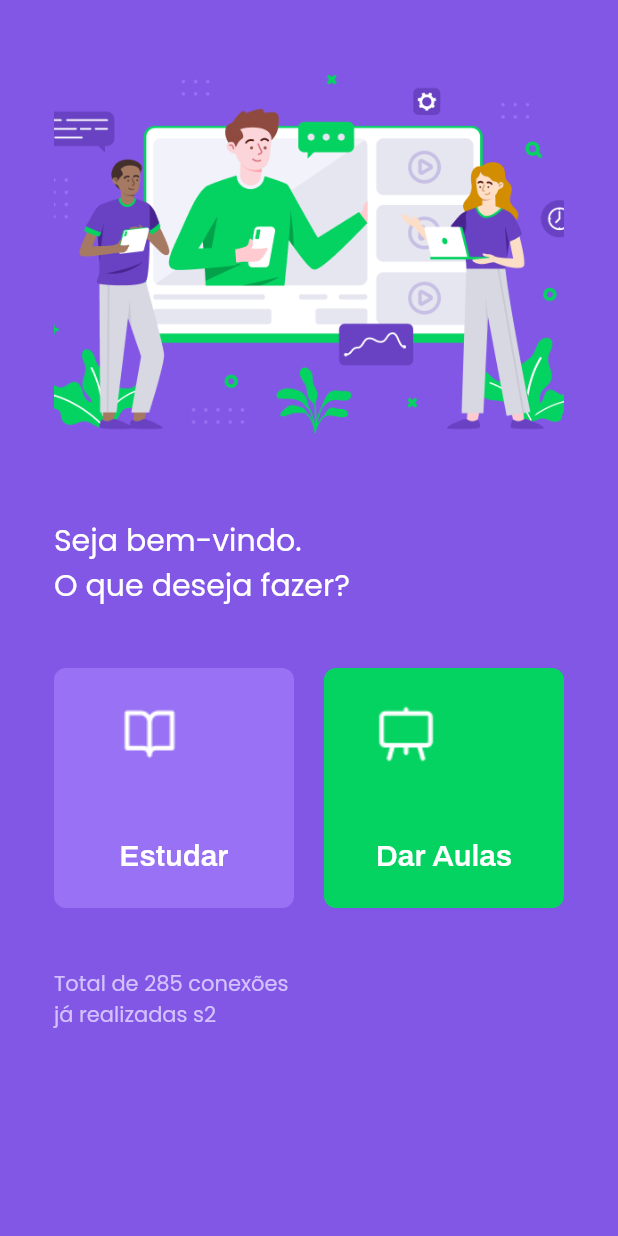
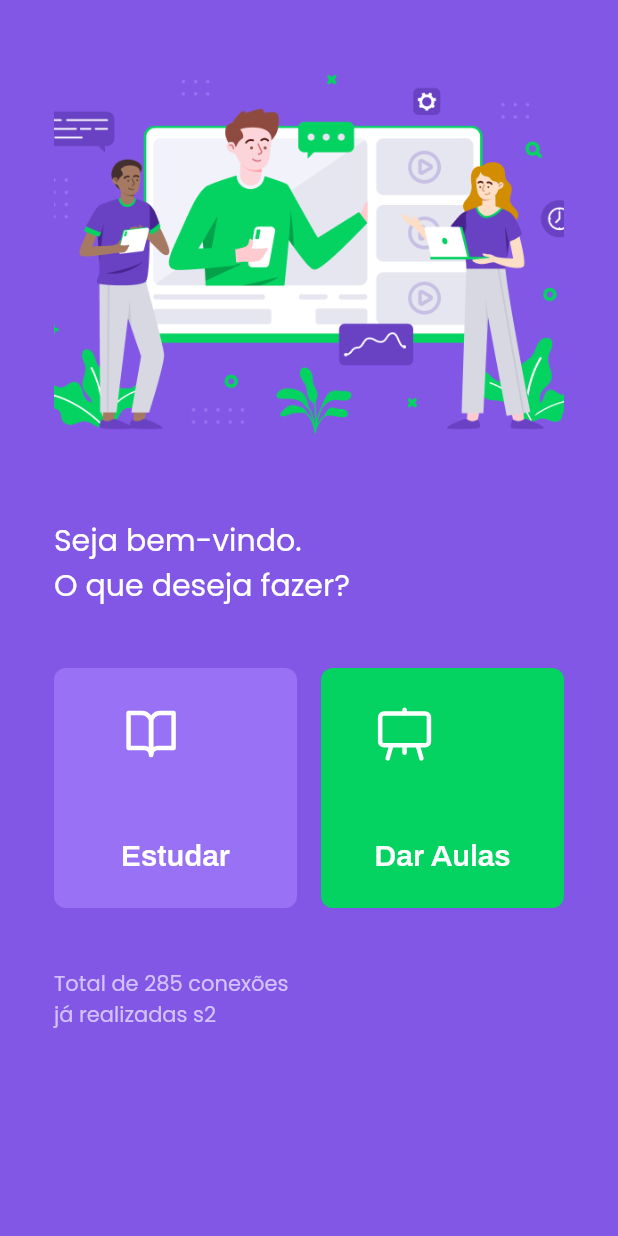
Before and after one commit to coelho-bit/proffy-mobile, a Flutter app: the LandingPage screen opened directly, on a phone screen of 412 x 824 dp. Run offline on Flutter 3.47's test engine with Material 2 defaults, Android fonts, the phone set to English and light mode, and no system bars; our stand-ins replace flutter_svg.

Commit message:
fixed responsivity and images/icons

```diff
--- a/lib/components/landing_button.dart
+++ b/lib/components/landing_button.dart
@@ -1,4 +1,5 @@
 import 'package:flutter/material.dart';
+import 'package:flutter_svg/flutter_svg.dart';
 import 'package:mobile/fonts/fontStyles.dart';
 
 class LandingButton extends StatelessWidget {
@@ -13,7 +14,6 @@ class LandingButton extends StatelessWidget {
   @override
   Widget build(BuildContext context) {
     return Container(
-      width: 160.0,
       child: FlatButton(
         onPressed: buttonFunction,
         shape: RoundedRectangleBorder(
@@ -24,7 +24,7 @@ class LandingButton extends StatelessWidget {
         child: Column(
           crossAxisAlignment: CrossAxisAlignment.start,
           children: [
-            Image.asset(icon),
+            SvgPicture.asset(icon),
             SizedBox(height: 50.0,),
             Text(title, style: CustomFontStyles.landingButtonText,)
           ],
--- a/lib/pages/landing_page.dart
+++ b/lib/pages/landing_page.dart
@@ -53,21 +53,28 @@ class LandingPage extends StatelessWidget {
                       Row(
                         mainAxisAlignment: MainAxisAlignment.spaceBetween,
                         children: [
-                          LandingButton(
-                            icon: 'assets/study-icon.png',
+                          Expanded(
+                            flex: 1,
+                            child: LandingButton(
+                              icon: 'assets/study-icon.svg',
                               color: AppColors.lighterPurple,
                               title: "Estudar",
                                 buttonFunction: () {
                                   buttonFunction(context, TeacherList());
                                 }
                             ),
-                          LandingButton(
-                            icon: 'assets/give-classes-icon.png',
+                          ),
+                          SizedBox(width: 16.0,),
+                          Expanded(
+                            flex: 1,
+                            child: LandingButton(
+                              icon: 'assets/give-classes-icon.svg',
                               color: AppColors.green,
                               title: "Dar Aulas",
                               buttonFunction: () {
                                 buttonFunction(context, TeacherScreen());
                               }
+                            ),
                           ),
                         ],
                       ),
--- a/lib/pages/onboarding.dart
+++ b/lib/pages/onboarding.dart
@@ -1,4 +1,5 @@
 import 'package:flutter/material.dart';
+import 'package:flutter_svg/flutter_svg.dart';
 import 'package:mobile/colors/colors.dart';
 import 'package:mobile/fonts/fontStyles.dart';
 import 'package:mobile/pages/landing_page.dart';
@@ -14,7 +15,7 @@ class _OnboardingState extends State<Onboarding> {
     "Encontre vários\nprofessores para\nensinar você",
     "Ou dê aulas\nsobre o que você\nmais conhece",
   ];
-  List<String> images = ['assets/study.png', 'assets/give-classes.png'];
+  List<String> images = ['assets/study-background.svg', 'assets/give-classes-background.svg'];
   Color themeColor = AppColors.purple;
 
   void next(BuildContext context) {
@@ -40,7 +41,7 @@ class _OnboardingState extends State<Onboarding> {
                 color: themeColor,
                 width: double.infinity,
               ),
-              Center(child: Image.asset(images[currentStep])),
+              Center(child: SvgPicture.asset(images[currentStep])),
             ],
           ),
         ),
--- a/lib/pages/teacher_list.dart
+++ b/lib/pages/teacher_list.dart
@@ -1,4 +1,5 @@
 import 'package:flutter/material.dart';
+import 'package:flutter_svg/flutter_svg.dart';
 import 'package:mobile/colors/colors.dart';
 import 'package:mobile/components/filter_container.dart';
 import 'package:mobile/components/teacher_item.dart';
@@ -128,11 +129,11 @@ class _TeacherListState extends State<TeacherList> {
             tabs: [
               Tab(
                 text: "Proffys",
-                icon: Image.asset('assets/proffys-tabbar.png'),
+                icon: SvgPicture.asset('assets/proffys-bar.svg'),
               ),
               Tab(
                 text: "Favoritos",
-                icon: Image.asset('assets/heart-tabbar.png'),
+                icon: SvgPicture.asset('assets/favorites-bar.svg'),
               ),
             ],
           ),
--- a/lib/pages/teacher_page.dart
+++ b/lib/pages/teacher_page.dart
@@ -42,7 +42,7 @@ na nossa plataforma web.''',
                     onPressed: () {
                       Navigator.pop(context);
                     },
-                    padding: EdgeInsets.symmetric(horizontal: 110.0, vertical: 15.0),
+                    padding: EdgeInsets.symmetric(vertical: 15.0),
                     color: AppColors.green,
                     shape: RoundedRectangleBorder(
                       borderRadius: BorderRadius.circular(8.0),
--- a/pubspec.yaml
+++ b/pubspec.yaml
@@ -24,6 +24,7 @@ dependencies:
   flutter:
     sdk: flutter
   http: ^0.12.2
+  flutter_svg: ^0.18.0
 
 
   # The following adds the Cupertino Icons font to your application.
```
Also changed, not shown: lib/components/teacher_item.dart (+43 -13 lines), assets/favorite-teacher.svg (added), assets/favorites-bar.svg (added), assets/give-classes-background.svg (added), assets/give-classes-icon.svg (added), assets/proffys-bar.svg (added), assets/study-background.svg (added), assets/study-icon.svg (added), assets/unfavorite-teacher.svg (added), assets/whatsapp.svg (added), pubspec.lock. Lines whose indentation alone changed are shown as unchanged.
